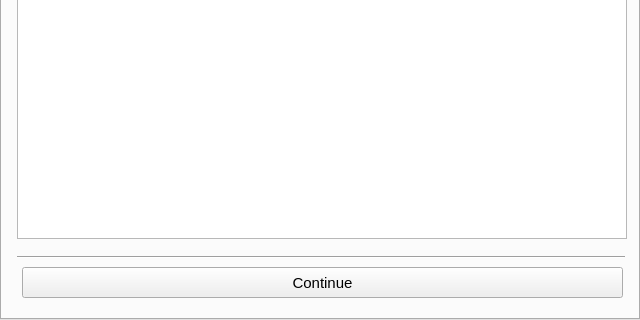
Before: the Qt Designer form qt/frontend/qtfront.ui in checkbox/checkbox, drawn with Qt 5; both pictures show x 0 to 640 and y 268 to 588 of the 640 by 588 pixel window.
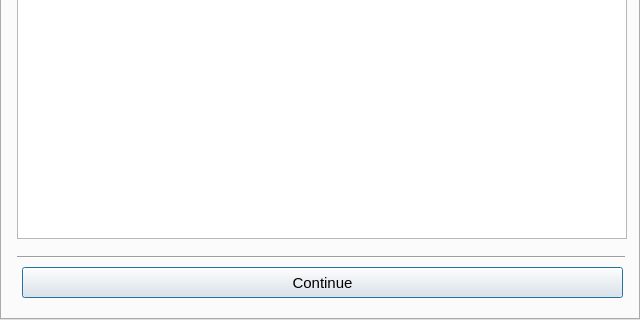
After: the same form once the commit is applied. The open tabs and pages were chosen to show the change. Icons and pictures are not drawn.

Commit message: qt/frontend/qtfront.ui, qt/frontend/qtfront.cpp - set focus to Continue button and make it the default so that it can be 'clicked' using Enter, as well as renaming it to 'continueButton' (LP: #1052506)

What changed in the file:
```diff
--- a/qt/frontend/qtfront.ui
+++ b/qt/frontend/qtfront.ui
@@ -204,6 +204,9 @@
             <property name="text">
              <string>Continue</string>
             </property>
+            <property name="default">
+             <bool>true</bool>
+            </property>
            </widget>
            <widget class="Line" name="line_3">
             <property name="geometry">
```
Left out of the diff: 2 changed lines with no effect on the pictures. The commit also changes 2 other files.
